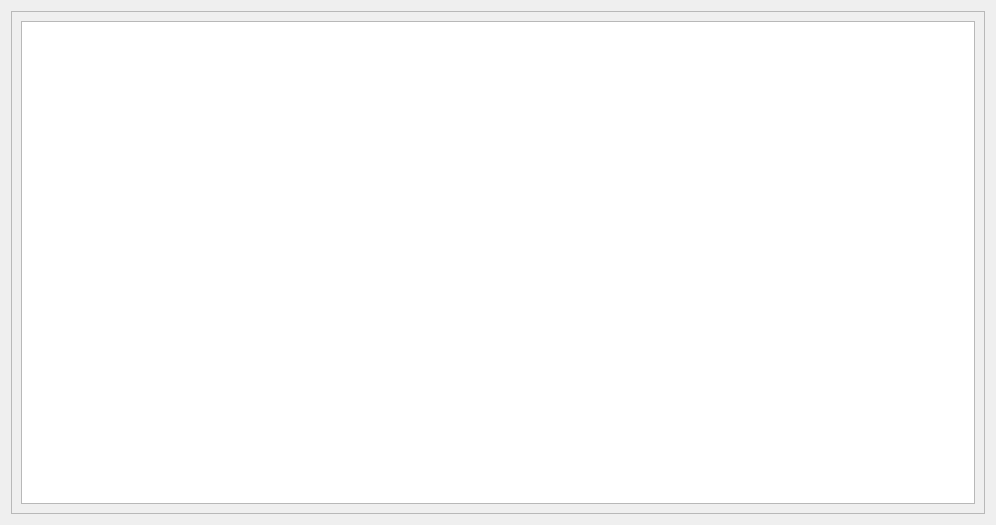
The window that cmonthlyview.ui (birkeh/workingHours) describes before a commit, drawn with Qt 5.
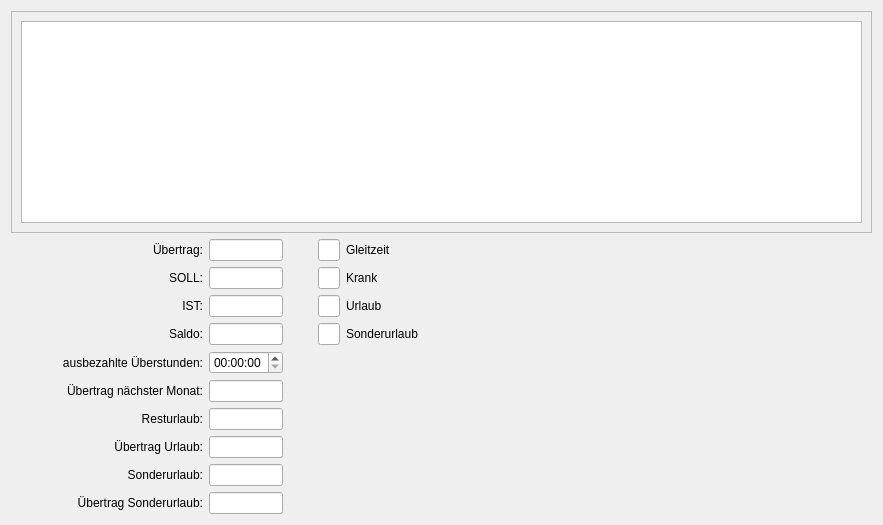
The same window after the commit.

Diff of the .ui file:
```diff
--- a/cmonthlyview.ui
+++ b/cmonthlyview.ui
@@ -6,42 +6,303 @@
    <rect>
     <x>0</x>
     <y>0</y>
-    <width>996</width>
+    <width>883</width>
     <height>525</height>
    </rect>
   </property>
   <property name="windowTitle">
    <string>Form</string>
   </property>
-  <layout class="QGridLayout" name="gridLayout">
+  <layout class="QGridLayout" name="gridLayout_3">
    <item row="0" column="0">
-    <widget class="QScrollArea" name="scrollArea">
-     <property name="widgetResizable">
-      <bool>true</bool>
-     </property>
-     <widget class="QWidget" name="scrollAreaWidgetContents">
-      <property name="geometry">
-       <rect>
-        <x>0</x>
-        <y>0</y>
-        <width>976</width>
-        <height>505</height>
-       </rect>
-      </property>
-      <layout class="QGridLayout" name="gridLayout_2">
+    <layout class="QVBoxLayout" name="verticalLayout">
+     <item>
+      <widget class="QScrollArea" name="scrollArea">
+       <property name="widgetResizable">
+        <bool>true</bool>
+       </property>
+       <widget class="QWidget" name="scrollAreaWidgetContents">
+        <property name="geometry">
+         <rect>
+          <x>0</x>
+          <y>0</y>
+          <width>861</width>
+          <height>241</height>
+         </rect>
+        </property>
+        <layout class="QGridLayout" name="gridLayout_2">
+         <item row="0" column="0">
+          <widget class="QTreeView" name="m_lpMonthlyList">
+           <property name="alternatingRowColors">
+            <bool>true</bool>
+           </property>
+           <property name="rootIsDecorated">
+            <bool>false</bool>
+           </property>
+          </widget>
+         </item>
+        </layout>
+       </widget>
+      </widget>
+     </item>
+     <item>
+      <layout class="QGridLayout" name="gridLayout" columnstretch="10,1,1,5,1,1,100">
+       <item row="6" column="1">
+        <widget class="QLabel" name="m_lpResturlaubLabel">
+         <property name="text">
+          <string>Resturlaub:</string>
+         </property>
+         <property name="alignment">
+          <set>Qt::AlignRight|Qt::AlignTrailing|Qt::AlignVCenter</set>
+         </property>
+        </widget>
+       </item>
        <item row="0" column="0">
-        <widget class="QTreeView" name="m_lpMonthlyList">
-         <property name="alternatingRowColors">
+        <widget class="QLabel" name="label">
+         <property name="text">
+          <string/>
+         </property>
+        </widget>
+       </item>
+       <item row="3" column="4">
+        <widget class="QLineEdit" name="m_lpSonderurlaub">
+         <property name="readOnly">
           <bool>true</bool>
          </property>
-         <property name="rootIsDecorated">
-          <bool>false</bool>
+        </widget>
+       </item>
+       <item row="3" column="2">
+        <widget class="QLineEdit" name="m_lpSaldo">
+         <property name="readOnly">
+          <bool>true</bool>
+         </property>
+        </widget>
+       </item>
+       <item row="0" column="4">
+        <widget class="QLineEdit" name="m_lpGleitzeit">
+         <property name="readOnly">
+          <bool>true</bool>
+         </property>
+        </widget>
+       </item>
+       <item row="4" column="1">
+        <widget class="QLabel" name="m_lpUeberstundenLabel">
+         <property name="text">
+          <string>ausbezahlte Überstunden:</string>
+         </property>
+         <property name="alignment">
+          <set>Qt::AlignRight|Qt::AlignTrailing|Qt::AlignVCenter</set>
+         </property>
+        </widget>
+       </item>
+       <item row="0" column="6">
+        <spacer name="horizontalSpacer">
+         <property name="orientation">
+          <enum>Qt::Horizontal</enum>
+         </property>
+         <property name="sizeHint" stdset="0">
+          <size>
+           <width>40</width>
+           <height>20</height>
+          </size>
+         </property>
+        </spacer>
+       </item>
+       <item row="5" column="1">
+        <widget class="QLabel" name="m_lpUebertragNaechsterMonatLabel">
+         <property name="text">
+          <string>Übertrag nächster Monat:</string>
+         </property>
+         <property name="alignment">
+          <set>Qt::AlignRight|Qt::AlignTrailing|Qt::AlignVCenter</set>
+         </property>
+        </widget>
+       </item>
+       <item row="1" column="4">
+        <widget class="QLineEdit" name="m_lpKrank">
+         <property name="readOnly">
+          <bool>true</bool>
+         </property>
+        </widget>
+       </item>
+       <item row="2" column="1">
+        <widget class="QLabel" name="m_lpIsLabel">
+         <property name="text">
+          <string>IST:</string>
+         </property>
+         <property name="alignment">
+          <set>Qt::AlignRight|Qt::AlignTrailing|Qt::AlignVCenter</set>
+         </property>
+        </widget>
+       </item>
+       <item row="8" column="1">
+        <widget class="QLabel" name="m_lpRestSonderurlaubLabel">
+         <property name="text">
+          <string>Sonderurlaub:</string>
+         </property>
+         <property name="alignment">
+          <set>Qt::AlignRight|Qt::AlignTrailing|Qt::AlignVCenter</set>
+         </property>
+        </widget>
+       </item>
+       <item row="7" column="1">
+        <widget class="QLabel" name="m_lpUebertragUrlaubLabel">
+         <property name="text">
+          <string>Übertrag Urlaub:</string>
+         </property>
+         <property name="alignment">
+          <set>Qt::AlignRight|Qt::AlignTrailing|Qt::AlignVCenter</set>
+         </property>
+        </widget>
+       </item>
+       <item row="3" column="1">
+        <widget class="QLabel" name="m_lpSaldoLabel">
+         <property name="text">
+          <string>Saldo:</string>
+         </property>
+         <property name="alignment">
+          <set>Qt::AlignRight|Qt::AlignTrailing|Qt::AlignVCenter</set>
+         </property>
+        </widget>
+       </item>
+       <item row="0" column="2">
+        <widget class="QLineEdit" name="m_lpUebertrag">
+         <property name="readOnly">
+          <bool>true</bool>
+         </property>
+        </widget>
+       </item>
+       <item row="0" column="5">
+        <widget class="QLabel" name="m_lpGleitzeitLabel">
+         <property name="text">
+          <string>Gleitzeit</string>
+         </property>
+        </widget>
+       </item>
+       <item row="1" column="5">
+        <widget class="QLabel" name="m_lpKrankLabel">
+         <property name="text">
+          <string>Krank</string>
+         </property>
+        </widget>
+       </item>
+       <item row="1" column="1">
+        <widget class="QLabel" name="m_lpShouldLabel">
+         <property name="text">
+          <string>SOLL:</string>
+         </property>
+         <property name="alignment">
+          <set>Qt::AlignRight|Qt::AlignTrailing|Qt::AlignVCenter</set>
+         </property>
+        </widget>
+       </item>
+       <item row="2" column="5">
+        <widget class="QLabel" name="m_lpUrlaubLabel">
+         <property name="text">
+          <string>Urlaub</string>
+         </property>
+        </widget>
+       </item>
+       <item row="2" column="4">
+        <widget class="QLineEdit" name="m_lpUrlaub">
+         <property name="readOnly">
+          <bool>true</bool>
+         </property>
+        </widget>
+       </item>
+       <item row="0" column="1">
+        <widget class="QLabel" name="m_lpUebertragLabel">
+         <property name="text">
+          <string>Übertrag:</string>
+         </property>
+         <property name="alignment">
+          <set>Qt::AlignRight|Qt::AlignTrailing|Qt::AlignVCenter</set>
+         </property>
+        </widget>
+       </item>
+       <item row="1" column="2">
+        <widget class="QLineEdit" name="m_lpShould">
+         <property name="readOnly">
+          <bool>true</bool>
+         </property>
+        </widget>
+       </item>
+       <item row="2" column="2">
+        <widget class="QLineEdit" name="m_lpIs">
+         <property name="readOnly">
+          <bool>true</bool>
+         </property>
+        </widget>
+       </item>
+       <item row="3" column="5">
+        <widget class="QLabel" name="m_lpSonderurlaubLabel">
+         <property name="text">
+          <string>Sonderurlaub</string>
+         </property>
+        </widget>
+       </item>
+       <item row="9" column="1">
+        <widget class="QLabel" name="m_lpSonderurlaubUebertragLabel">
+         <property name="text">
+          <string>Übertrag Sonderurlaub:</string>
+         </property>
+         <property name="alignment">
+          <set>Qt::AlignRight|Qt::AlignTrailing|Qt::AlignVCenter</set>
+         </property>
+        </widget>
+       </item>
+       <item row="5" column="2">
+        <widget class="QLineEdit" name="m_lpUebertragNaechsterMonat">
+         <property name="readOnly">
+          <bool>true</bool>
+         </property>
+        </widget>
+       </item>
+       <item row="6" column="2">
+        <widget class="QLineEdit" name="m_lpResturlaub">
+         <property name="readOnly">
+          <bool>true</bool>
+         </property>
+        </widget>
+       </item>
+       <item row="7" column="2">
+        <widget class="QLineEdit" name="m_lpUebertragUrlaub">
+         <property name="readOnly">
+          <bool>true</bool>
+         </property>
+        </widget>
+       </item>
+       <item row="8" column="2">
+        <widget class="QLineEdit" name="m_lpRestSonderurlaub">
+         <property name="readOnly">
+          <bool>true</bool>
+         </property>
+        </widget>
+       </item>
+       <item row="9" column="2">
+        <widget class="QLineEdit" name="m_lpSonderurlaubUebertrag">
+         <property name="readOnly">
+          <bool>true</bool>
+         </property>
+        </widget>
+       </item>
+       <item row="4" column="2">
+        <widget class="QTimeEdit" name="m_lpUeberstunden">
+         <property name="displayFormat">
+          <string>HH:mm:ss</string>
+         </property>
+        </widget>
+       </item>
+       <item row="0" column="3">
+        <widget class="QLabel" name="label_3">
+         <property name="text">
+          <string/>
          </property>
         </widget>
        </item>
       </layout>
-     </widget>
-    </widget>
+     </item>
+    </layout>
    </item>
   </layout>
  </widget>
```
